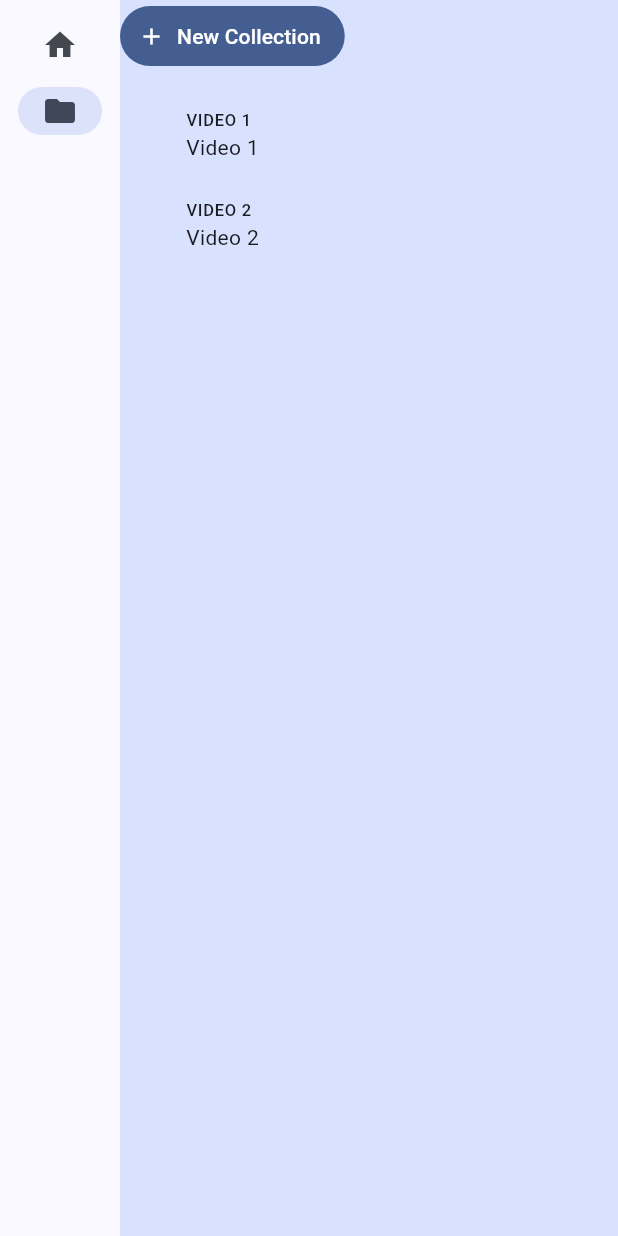
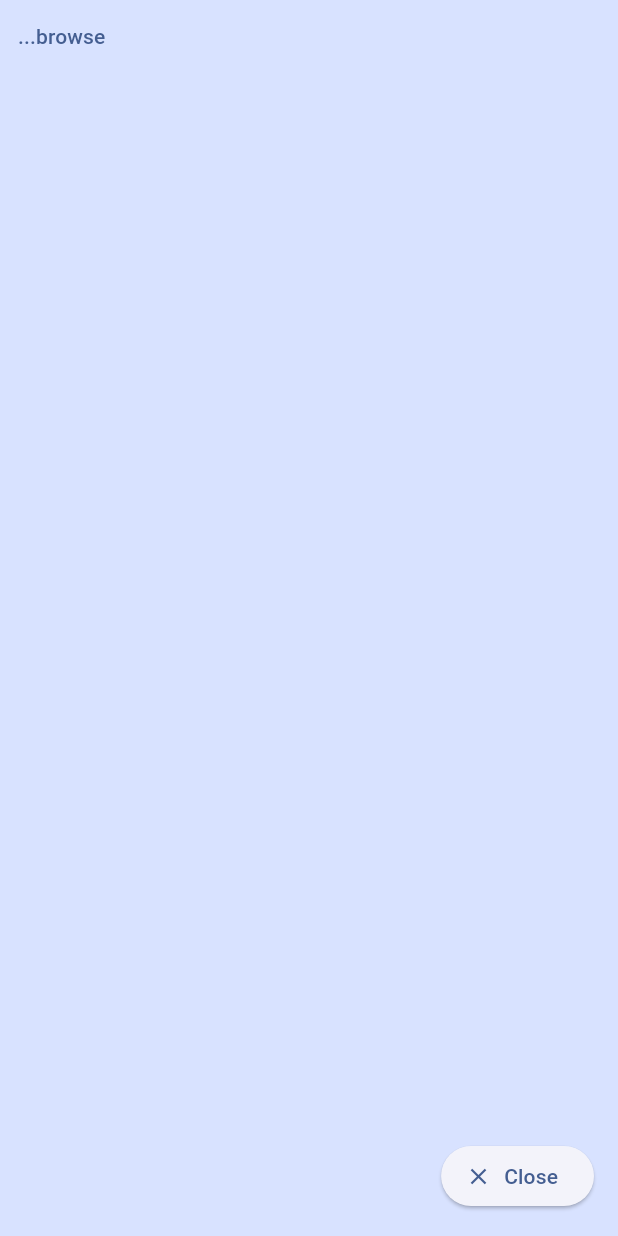
Before and after one commit to bbougon/alexandria, a Flutter app: the screen it shows after launch, after a tap on "Collections", after a tap on "New Collection", on a phone screen of 412 x 824 dp. Run offline on Flutter 3.47's test engine with Material 3 defaults, Android fonts, the phone set to English and light mode, and no system bars; our stand-ins replace file_picker.

Commit message:
Shows a dialog box for future collection form

```diff
--- /dev/null
+++ b/lib/collections/ui/add_collection_screen.dart
@@ -0,0 +1,39 @@
+import 'package:flutter/material.dart';
+
+import '../../common/result.dart';
+import '../domain/item_picker.dart';
+
+class AddCollectionScreen extends StatefulWidget {
+  @override
+  State<StatefulWidget> createState() => _AddCollectionScreenState();
+}
+
+class _AddCollectionScreenState extends State<AddCollectionScreen> {
+  @override
+  Widget build(BuildContext context) {
+    return Center(
+      child: Column(
+        children: [
+          Row(
+            children: [
+              TextButton.icon(
+                onPressed: () async {
+                  var pickedFiles = await FileItemPicker().pickFiles();
+                  switch (pickedFiles) {
+                    case Ok<List<ItemFile?>>():
+                      for (var file in pickedFiles.value) {
+                        print(file);
+                      }
+                    case Error<List<ItemFile?>>():
+                      throw UnimplementedError();
+                  }
+                },
+                label: Text('...browse'),
+              ),
+            ],
+          ),
+        ],
+      ),
+    );
+  }
+}
--- a/lib/collections/ui/collections_screen.dart
+++ b/lib/collections/ui/collections_screen.dart
@@ -1,8 +1,7 @@
-import 'package:alexandria/collections/domain/item_picker.dart';
+import 'package:alexandria/collections/ui/add_collection_screen.dart';
 import 'package:flutter/material.dart';
 
 import '../../common/error_indicator.dart';
-import '../../common/result.dart';
 import 'collections_body.dart';
 import 'collections_screen_notifier.dart';
 
@@ -35,36 +34,39 @@ class _CollectionsScreenState extends State<CollectionsScreen> {
       body: Center(
         child: Column(
           children: [
-            Expanded(
-              child: Column(
-                children: [
             Row(
               children: [
                 TextButton.icon(
                   style: TextButton.styleFrom(
-                          foregroundColor: Theme.of(
-                            context,
-                          ).colorScheme.onPrimary,
+                    foregroundColor: Theme.of(context).colorScheme.onPrimary,
+                    backgroundColor: Theme.of(context).colorScheme.primary,
+                  ),
+                  onPressed: () {
+                    showDialog(
+                      context: context,
+                      builder: (BuildContext context) => Dialog.fullscreen(
+                        child: Scaffold(
                           backgroundColor: Theme.of(
                             context,
-                          ).colorScheme.primary,
+                          ).colorScheme.primaryContainer,
+                          floatingActionButton: ElevatedButton.icon(
+                            label: Text('Close'),
+                            onPressed: () => Navigator.pop(context),
+                            icon: Icon(Icons.close),
                           ),
-                        onPressed: () async {
-                          var pickedFiles = await FileItemPicker().pickFiles();
-                          switch (pickedFiles) {
-                            case Ok<List<ItemFile?>>():
-                              for (var file in pickedFiles.value) {
-                                print(file);
-                              }
-                            case Error<List<ItemFile?>>():
-                              throw UnimplementedError();
-                          }
+                          body: SafeArea(child: AddCollectionScreen()),
+                        ),
+                      ),
+                    );
                   },
                   icon: Icon(Icons.add),
                   label: Text('New Collection'),
                 ),
               ],
             ),
+            Expanded(
+              child: Column(
+                children: [
                   Expanded(
                     child: Row(
                       children: [
```
Lines whose indentation alone changed are shown as unchanged.
